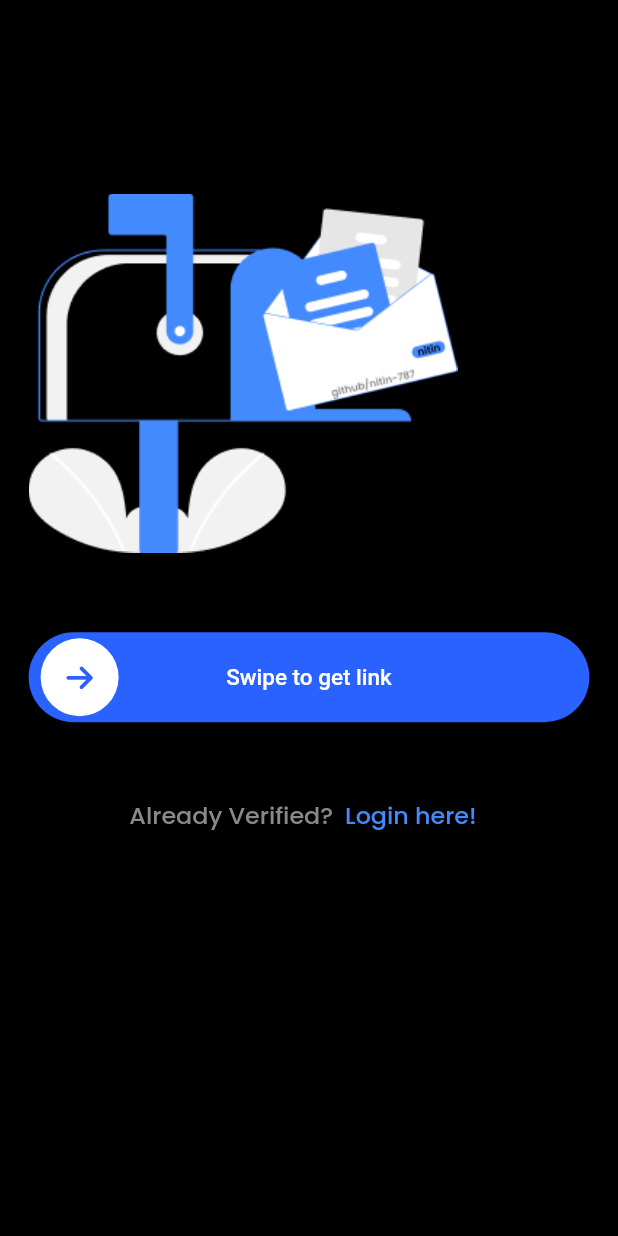
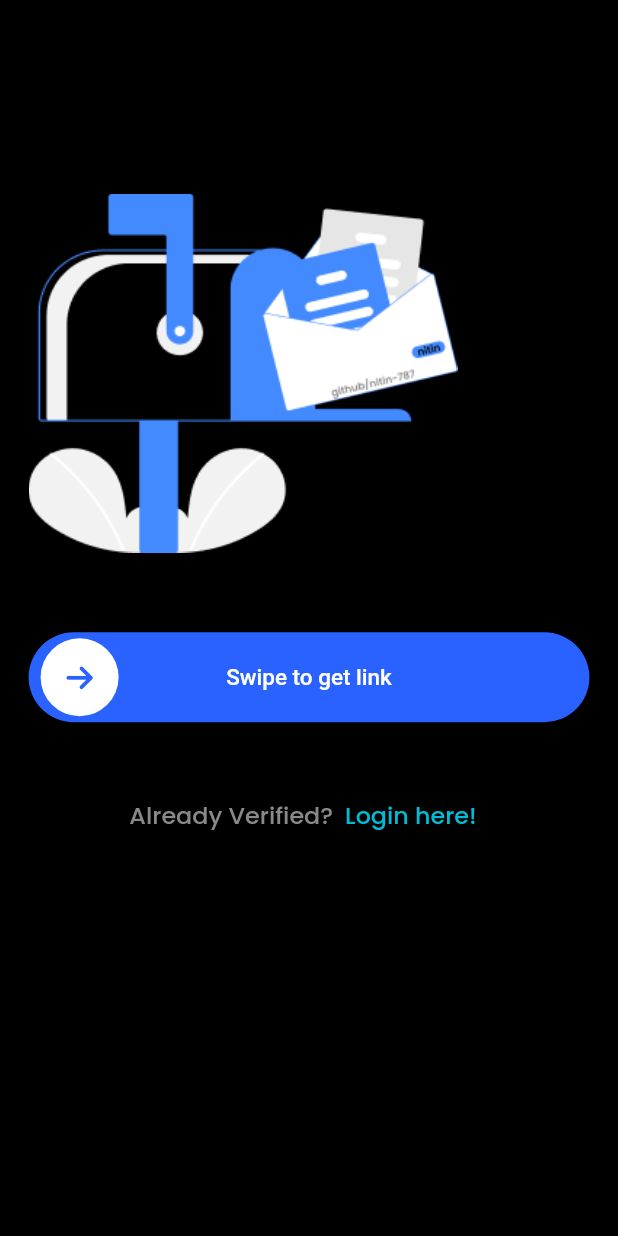
Before and after one commit to Mehul-Kumar-27/book, a Flutter app: the VerifyEmailView screen opened directly, on a phone screen of 412 x 824 dp. Run offline on Flutter 3.47's test engine with Material 2 defaults, Android fonts, the phone set to English and light mode, and no system bars; drawn by our look-alikes of slide_to_act; our stand-ins replace bloc, cloud_firestore, equatable, firebase_auth, firebase_core, flutter_bloc and 4 more; missing offline and left inert: neon; accounts and stored records are empty; network calls fail.

Commit message:
appcolors and added text input validators

```diff
--- a/lib/constants/colors.dart
+++ b/lib/constants/colors.dart
@@ -1,12 +1,12 @@
 import 'package:flutter/cupertino.dart';
 
 class AppColors {
-  static Color mainColor = const Color(0xFF448aff);
-  static Color textColor = const Color(0xFF111111);
+  static Color mainColor = const Color(0xFF00BCD4);
+  static Color textColor = const Color(0xFFFFFFFF);
   static Color textColor1 = const Color(0xFF898989);
   static Color textColor2 = const Color(0xFFb8b8b8);
   static Color searchBoxColor = const Color(0xFFcad1d6);
   static Color white = const Color(0xFFFFFFFF);
-  static Color backgroundColor = const Color(0xFFf0f0f0);
+  static Color backgroundColor = const Color(0x1AFFFFFF);
   static Color backgroundColor1 = const Color(0xFFeff1fe);
 }
--- a/lib/views/alarmView.dart
+++ b/lib/views/alarmView.dart
@@ -99,8 +99,7 @@ class _AlarmViewState extends State<AlarmView> {
         ),
         floatingActionButtonLocation: FloatingActionButtonLocation.centerFloat,
         floatingActionButton: FloatingActionButton(onPressed: () {
-          Navigator.push(
-              context, MaterialPageRoute(builder: (context) => CreateGroup()));
+          Navigator.push(context, MaterialPageRoute(builder: (context) => const CreateGroup()));
         }),
       ),
     );
```
Also changed, not shown: lib/views/create_group.dart (+22 -1 lines).
